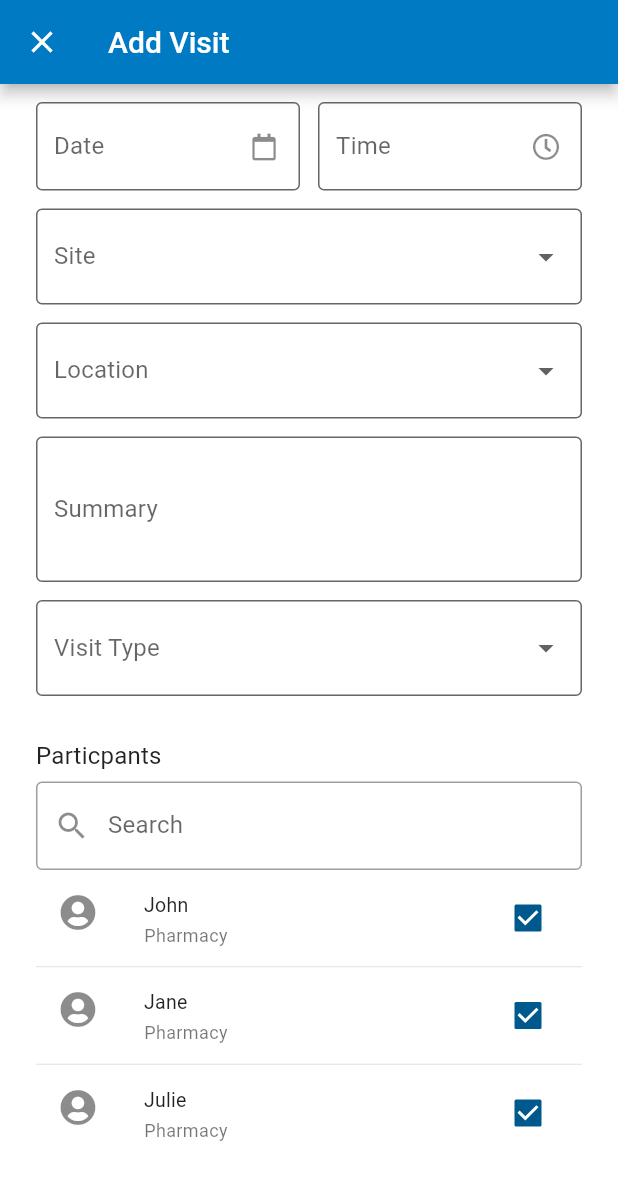
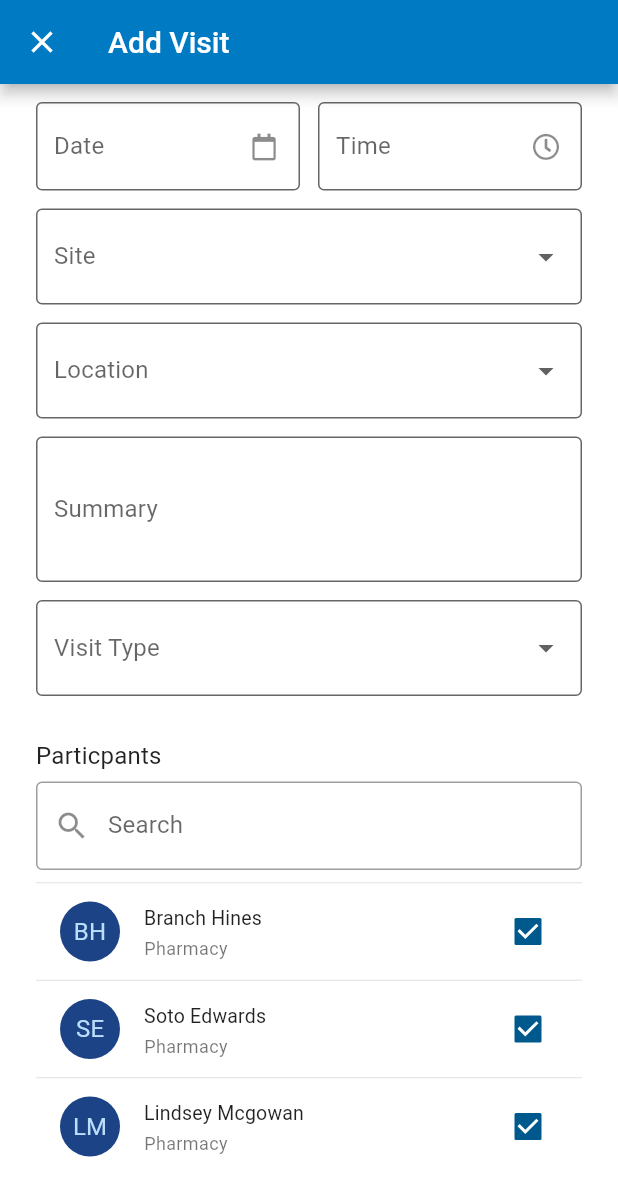
Before and after one commit to redwylie/tracer, a Flutter app: the screen it shows after launch, on a phone screen of 412 x 824 dp. Shown: the top 1196 px of the screen. Run offline on Flutter 3.47's test engine with Material 2 defaults, Android fonts, the phone set to English and light mode, and no system bars; our stand-ins replace font_awesome_flutter.

Commit message:
adiitional styles to the participants list

```diff
--- a/lib/addVisit.dart
+++ b/lib/addVisit.dart
@@ -1,6 +1,7 @@
 import 'package:Tracer/colors.dart';
 import 'package:flutter/material.dart';
 import 'package:font_awesome_flutter/font_awesome_flutter.dart';
+import 'dart:math' as math;
 
 class AddVisit extends StatefulWidget {
   @override
@@ -163,31 +164,91 @@ class _AddVisitState extends State<AddVisit> {
                   ),
                 ),
               ),
+              SizedBox(height: 8.0),
+              // Row(
+              //   children: <Widget>[
+              //     Column(
+              //       children: <Widget>[
+              //         CircleAvatar(
+              //           backgroundColor: kTracersBlue900,
+              //           child: Text('JS'),
+              //         )
+              //       ],
+              //     ),
+              //     Expanded(
+              //       child: Column(
+              //         crossAxisAlignment: CrossAxisAlignment.start,
+              //         children: <Widget>[
+              //           Padding(
+              //             padding: const EdgeInsets.only(left: 10),
+              //             child: Column(
+              //               children: <Widget>[
+              //                 Padding(
+              //                   padding: const EdgeInsets.only(left: 10),
+              //                   child: Text(
+              //                     'John Smith',
+              //                     maxLines: 1,
+              //                     style: Theme.of(context).textTheme.title,
+              //                   ),
+              //                 ),
+              //                 Text(
+              //                   'Pharmacy',
+              //                   maxLines: 1,
+              //                   style: Theme.of(context).textTheme.subtitle,
+              //                 ),
+              //               ],
+              //             ),
+              //           ),
+              //         ],
+              //       ),
+              //     ),
+              //     Column(
+              //       children: <Widget>[],
+              //     ),
+              //   ],
+              // ),
+              Divider(
+                height: 1,
+              ),
 
+              // STYLE LIST USING CheckboxListTile
               CheckboxListTile(
                 value: true,
                 dense: true,
-                title: Text('John'),
+                title: Text('Branch Hines'),
                 subtitle: Text('Pharmacy'),
-                secondary: Icon(FontAwesomeIcons.solidUserCircle),
+                secondary: CircleAvatar(
+                  backgroundColor: Color((math.Random().nextDouble() * 0xFFFFFF).toInt() << 0).withOpacity(1.0),
+                  child: Text('BH'),
+                ),
                 onChanged: (bool value) {},
               ),
-              Divider(height: 1,),
+              Divider(
+                height: 1,
+              ),
               CheckboxListTile(
                 value: true,
                 dense: true,
-                title: Text('Jane'),
+                title: Text('Soto Edwards'),
                 subtitle: Text('Pharmacy'),
-                secondary: Icon(FontAwesomeIcons.solidUserCircle),
+                secondary: CircleAvatar(
+                  backgroundColor: Color((math.Random().nextDouble() * 0xFFFFFF).toInt() << 0).withOpacity(1.0),
+                  child: Text('SE'),
+                ),
                 onChanged: (bool value) {},
               ),
-              Divider(height: 1,),
+              Divider(
+                height: 1,
+              ),
               CheckboxListTile(
                 value: true,
                 dense: true,
-                title: Text('Julie'),
+                title: Text('Lindsey Mcgowan'),
                 subtitle: Text('Pharmacy'),
-                secondary: Icon(FontAwesomeIcons.solidUserCircle),
+                secondary: CircleAvatar(
+                  backgroundColor: Color((math.Random().nextDouble() * 0xFFFFFF).toInt() << 0).withOpacity(1.0),
+                  child: Text('LM'),
+                ),
                 onChanged: (bool value) {},
               ),
             ]),
```
Also changed, not shown: 12 other files.
